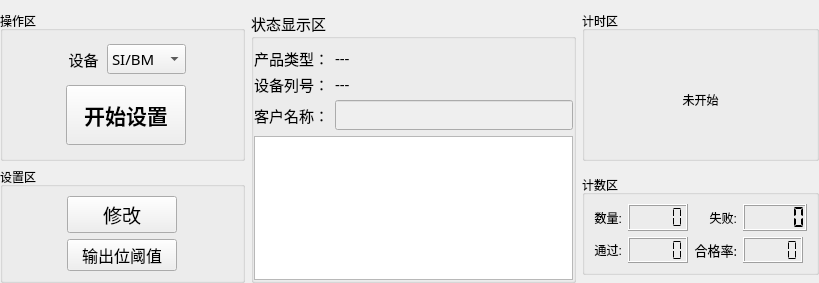
The window that MasterCtrlSet/home/home_workwid.ui (ChinaClever/PDU-Settings) describes before a commit, drawn with Qt 5.
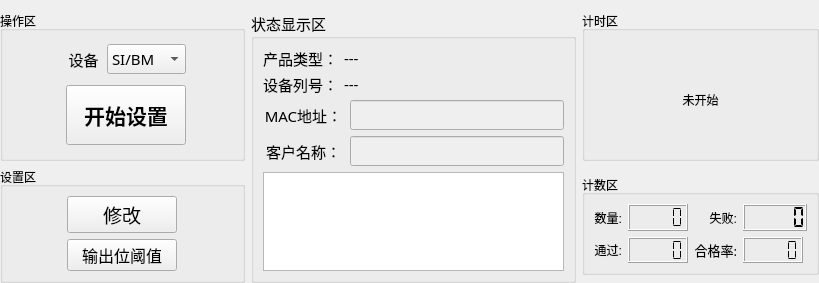
The same window after the commit.

Commit message: MAC地址修改OK

The edit to the form file:
```diff
--- a/MasterCtrlSet/home/home_workwid.ui
+++ b/MasterCtrlSet/home/home_workwid.ui
@@ -35,15 +35,6 @@
       <string>状态显示区</string>
      </property>
      <layout class="QGridLayout" name="gridLayout_6">
-      <property name="leftMargin">
-       <number>0</number>
-      </property>
-      <property name="rightMargin">
-       <number>0</number>
-      </property>
-      <property name="bottomMargin">
-       <number>0</number>
-      </property>
       <item row="0" column="0">
        <widget class="QLabel" name="label_33">
         <property name="minimumSize">
@@ -66,7 +57,7 @@
         </property>
        </widget>
       </item>
-      <item row="0" column="1">
+      <item row="0" column="1" colspan="2">
        <widget class="QLabel" name="devLab">
         <property name="minimumSize">
          <size>
@@ -101,7 +92,7 @@
         </property>
        </widget>
       </item>
-      <item row="1" column="1">
+      <item row="1" column="1" colspan="2">
        <widget class="QLabel" name="snLab">
         <property name="minimumSize">
          <size>
@@ -114,7 +105,42 @@
         </property>
        </widget>
       </item>
-      <item row="2" column="0">
+      <item row="2" column="0" colspan="2">
+       <widget class="QLabel" name="label_36">
+        <property name="minimumSize">
+         <size>
+          <width>0</width>
+          <height>20</height>
+         </size>
+        </property>
+        <property name="maximumSize">
+         <size>
+          <width>90</width>
+          <height>30</height>
+         </size>
+        </property>
+        <property name="text">
+         <string>MAC地址：</string>
+        </property>
+        <property name="alignment">
+         <set>Qt::AlignCenter</set>
+        </property>
+       </widget>
+      </item>
+      <item row="2" column="2">
+       <widget class="QLineEdit" name="macEdit">
+        <property name="enabled">
+         <bool>false</bool>
+        </property>
+        <property name="echoMode">
+         <enum>QLineEdit::Normal</enum>
+        </property>
+        <property name="cursorMoveStyle">
+         <enum>Qt::LogicalMoveStyle</enum>
+        </property>
+       </widget>
+      </item>
+      <item row="3" column="0" colspan="2">
        <widget class="QLabel" name="label_35">
         <property name="minimumSize">
          <size>
@@ -136,7 +162,7 @@
         </property>
        </widget>
       </item>
-      <item row="2" column="1">
+      <item row="3" column="2">
        <widget class="QLineEdit" name="userEdit">
         <property name="enabled">
          <bool>false</bool>
@@ -149,7 +175,7 @@
         </property>
        </widget>
       </item>
-      <item row="3" column="0" colspan="2">
+      <item row="4" column="0" colspan="3">
        <widget class="QTextEdit" name="textEdit">
         <property name="enabled">
          <bool>true</bool>
```
The commit also changes 16 other files.
